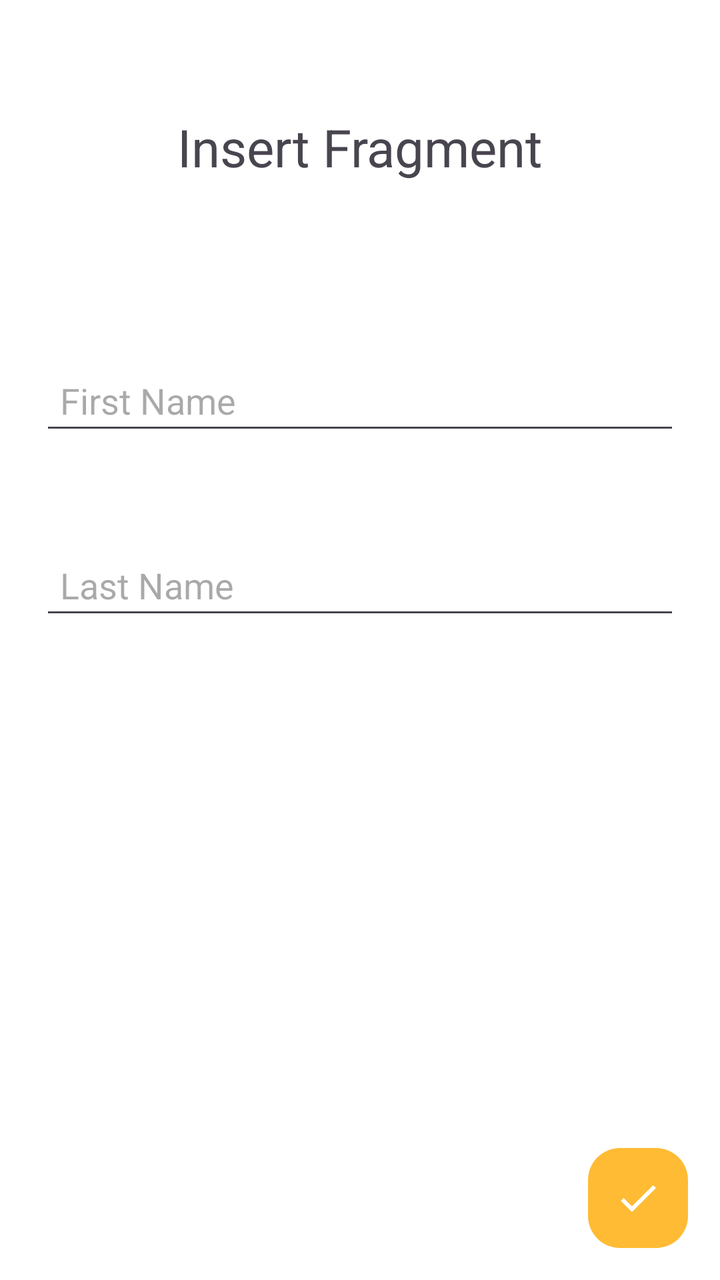
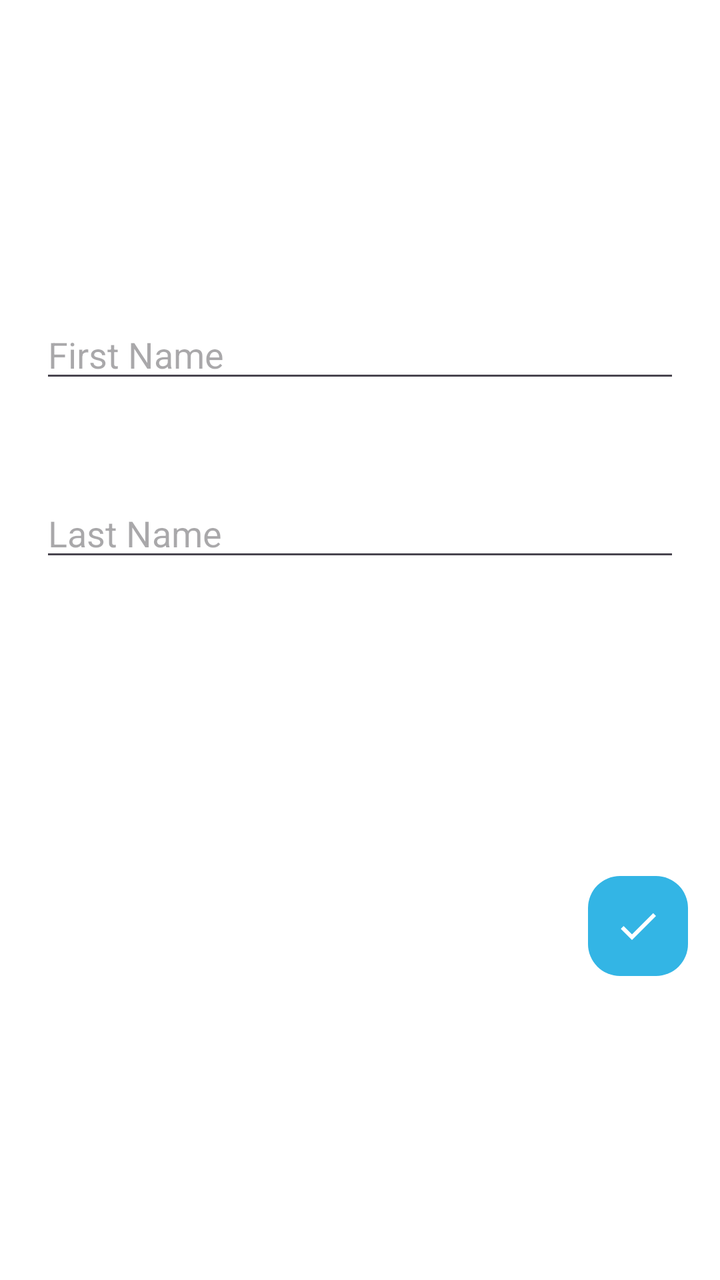

An Android layout rendered at two revisions. The XML below is the earlier revision; the diff shows what the commit changed to produce the second picture.
<!-- AndroidManifest.xml: application theme Theme.TestApp -->
<!-- res/layout/fragment_insert.xml -->
<?xml version="1.0" encoding="utf-8"?>
<LinearLayout xmlns:android="http://schemas.android.com/apk/res/android"
    xmlns:app="http://schemas.android.com/apk/res-auto"
    xmlns:tools="http://schemas.android.com/tools"
    android:layout_width="match_parent"
    android:layout_height="match_parent"
    android:background="@color/cardview_light_background"
    tools:context=".fragments.InsertFragment">

    <ScrollView
        android:layout_width="match_parent"
        android:layout_height="match_parent"
        android:fillViewport="true">

        <androidx.constraintlayout.widget.ConstraintLayout
            android:layout_width="match_parent"
            android:layout_height="wrap_content"
            android:orientation="vertical" >

            

            <TextView
                android:id="@+id/fragment_settings_textview_error"
                android:layout_width="wrap_content"
                android:layout_height="wrap_content"
                android:layout_gravity="center_horizontal"
                android:layout_marginTop="16dp"
                android:padding="0dp"
                android:text="Sample Text"
                android:textColor="@color/design_default_color_error"
                android:textSize="20sp"
                android:visibility="invisible"
                app:layout_constraintEnd_toEndOf="parent"
                app:layout_constraintStart_toStartOf="parent"
                app:layout_constraintTop_toBottomOf="@+id/fragment_settings_textview_title" />

            <TextView
                android:id="@+id/fragment_settings_textview_title"
                android:layout_width="wrap_content"
                android:layout_height="wrap_content"
                android:layout_gravity="center_horizontal"
                android:layout_marginTop="40dp"
                android:padding="16dp"
                android:text="Insert Fragment"
                android:textSize="26sp"
                app:layout_constraintEnd_toEndOf="parent"
                app:layout_constraintStart_toStartOf="parent"
                app:layout_constraintTop_toTopOf="parent" />

            <EditText
                android:id="@+id/fragment_settings_firstname"
                android:layout_width="match_parent"
                android:layout_height="wrap_content"
                android:layout_gravity="center_horizontal"
                android:layout_marginTop="28dp"
                android:hint="@string/hint_first_name"
                android:padding="10dp"
                android:layout_marginLeft="20dp"
                android:layout_marginRight="20dp"
                app:layout_constraintEnd_toEndOf="parent"
                app:layout_constraintHorizontal_bias="0.0"
                app:layout_constraintStart_toStartOf="parent"
                app:layout_constraintTop_toBottomOf="@+id/fragment_settings_textview_error" />

            <EditText
                android:id="@+id/fragment_settings_lastname"
                android:layout_width="match_parent"
                android:layout_height="wrap_content"
                android:layout_gravity="center_horizontal"
                android:layout_marginTop="48dp"
                android:ems="10"
                android:hint="@string/hint_last_name"
                android:inputType="textMultiLine"
                android:padding="10dp"
                android:layout_marginLeft="20dp"
                android:layout_marginRight="20dp"
                app:layout_constraintEnd_toEndOf="parent"
                app:layout_constraintHorizontal_bias="0.0"
                app:layout_constraintStart_toStartOf="parent"
                app:layout_constraintTop_toBottomOf="@+id/fragment_settings_firstname" />

            <ImageButton
                android:id="@+id/fragment_settings_submitbutton"
                android:layout_width="50dp"
                android:layout_height="50dp"
                android:layout_gravity="end|bottom"
                android:layout_margin="16dp"
                android:layout_marginEnd="4dp"
                android:background="@drawable/rounded_background"
                android:backgroundTint="@color/holo_orange_light"
                android:contentDescription="@string/submit_button"
                android:scaleType="center"
                android:src="@drawable/baseline_done_24"
                app:layout_constraintBottom_toBottomOf="parent"
                app:layout_constraintEnd_toEndOf="parent"
                app:layout_constraintVertical_bias="1.0" />

        </androidx.constraintlayout.widget.ConstraintLayout>
    </ScrollView>


</LinearLayout>
<!-- resources referenced by this layout -->
<resources>
  <color name="holo_orange_light">#ffffbb33</color>
  <!-- drawable baseline_done_24 (drawable) -->
  <vector xmlns:android="http://schemas.android.com/apk/res/android"
      android:height="24dp"
      android:viewportHeight="24"
      android:viewportWidth="24"
      android:width="24dp"
      android:tint="@color/white">
  
        
      <path
          android:fillColor="#FFFFFF"
  
          android:pathData="M9,16.2L4.8,12l-1.4,1.4L9,19 21,7l-1.4,-1.4L9,16.2z"/>
  </vector>
      
  <!-- drawable rounded_background (drawable) -->
  <?xml version="1.0" encoding="utf-8"?>
  
  <shape
      xmlns:android="http://schemas.android.com/apk/res/android"
      android:shape="rectangle">
  
      <solid
          android:color=
              "@android:color/holo_orange_light" />
  
      <corners android:radius="16dp" />
  
  </shape>
  <string name="hint_first_name">First Name</string>
  <string name="hint_last_name">Last Name</string>
  <string name="submit_button">Submit</string>
  <style name="Theme.TestApp" parent="Base.Theme.TestApp" />
  <color name="white">#FFFFFFFF</color>
  <style name="Base.Theme.TestApp" parent="Theme.Material3.DayNight.NoActionBar">
          <item name="colorPrimary">@color/white</item>
          <item name="colorSecondary">@color/black</item>
          <item name="colorError">@color/red</item>
      </style>
  <color name="black">#FF000000</color>
  <color name="red">#FFFF0000</color>
</resources>

<!-- the commit's change to res/layout/fragment_insert.xml (unified diff, before → after) -->
@@ -1,102 +1,77 @@
 <?xml version="1.0" encoding="utf-8"?>
-<LinearLayout xmlns:android="http://schemas.android.com/apk/res/android"
+<ScrollView xmlns:android="http://schemas.android.com/apk/res/android"
     xmlns:app="http://schemas.android.com/apk/res-auto"
     xmlns:tools="http://schemas.android.com/tools"
     android:layout_width="match_parent"
     android:layout_height="match_parent"
+    android:fillViewport="true"
     android:background="@color/cardview_light_background"
     tools:context=".fragments.InsertFragment">
 
-    <ScrollView
+    <androidx.constraintlayout.widget.ConstraintLayout
         android:layout_width="match_parent"
-        android:layout_height="match_parent"
-        android:fillViewport="true">
+        android:layout_height="wrap_content"
+        android:orientation="vertical" >
 
-        <androidx.constraintlayout.widget.ConstraintLayout
-            android:layout_width="match_parent"
+        <TextView
+            android:id="@+id/fragment_settings_textview_error"
+            android:layout_width="wrap_content"
             android:layout_height="wrap_content"
-            android:orientation="vertical" >
+            android:layout_gravity="center_horizontal"
+            android:layout_marginTop="32dp"
+            android:padding="0dp"
+            android:text="Sample Text"
+            android:textColor="@color/design_default_color_error"
+            android:textSize="20sp"
+            android:visibility="invisible"
+            app:layout_constraintEnd_toEndOf="parent"
+            app:layout_constraintStart_toStartOf="parent"
+            app:layout_constraintTop_toTopOf="parent" />
 
-            
+        <EditText
+            android:id="@+id/fragment_settings_firstname"
+            android:autofillHints="name"
+            android:inputType="textMultiLine"
+            android:layout_width="0dp"
+            android:layout_height="wrap_content"
+            android:layout_marginLeft="20dp"
+            android:layout_marginRight="20dp"
+            android:layout_marginTop="96dp"
+            android:hint="@string/hint_first_name"
+            app:layout_constraintEnd_toEndOf="parent"
+            app:layout_constraintStart_toStartOf="parent"
+            app:layout_constraintTop_toBottomOf="@+id/fragment_settings_textview_error" />
 
-            <TextView
-                android:id="@+id/fragment_settings_textview_error"
-                android:layout_width="wrap_content"
-                android:layout_height="wrap_content"
-                android:layout_gravity="center_horizontal"
-                android:layout_marginTop="16dp"
-                android:padding="0dp"
-                android:text="Sample Text"
-                android:textColor="@color/design_default_color_error"
-                android:textSize="20sp"
-                android:visibility="invisible"
-                app:layout_constraintEnd_toEndOf="parent"
-                app:layout_constraintStart_toStartOf="parent"
-                app:layout_constraintTop_toBottomOf="@+id/fragment_settings_textview_title" />
+        <EditText
+            android:id="@+id/fragment_settings_lastname"
+            android:autofillHints="name"
+            android:inputType="textMultiLine"
+            android:layout_width="0dp"
+            android:layout_height="wrap_content"
+            android:ems="10"
+            android:hint="@string/hint_last_name"
+            android:layout_marginTop="48dp"
+            android:layout_marginLeft="20dp"
+            android:layout_marginRight="20dp"
+            app:layout_constraintEnd_toEndOf="parent"
+            app:layout_constraintStart_toStartOf="parent"
+            app:layout_constraintTop_toBottomOf="@+id/fragment_settings_firstname" />
 
-            <TextView
-                android:id="@+id/fragment_settings_textview_title"
-                android:layout_width="wrap_content"
-                android:layout_height="wrap_content"
-                android:layout_gravity="center_horizontal"
-                android:layout_marginTop="40dp"
-                android:padding="16dp"
-                android:text="Insert Fragment"
-                android:textSize="26sp"
-                app:layout_constraintEnd_toEndOf="parent"
-                app:layout_constraintStart_toStartOf="parent"
-                app:layout_constraintTop_toTopOf="parent" />
+        <ImageButton
+            android:id="@+id/fragment_settings_submitbutton"
+            android:layout_width="50dp"
+            android:layout_height="50dp"
+            android:layout_gravity="end|bottom"
+            android:layout_margin="16dp"
+            android:layout_marginTop="373dp"
+            android:background="@drawable/rounded_background"
+            android:backgroundTint="@color/holo_blue_light"
+            android:contentDescription="@string/submit_button"
+            android:scaleType="center"
+            android:src="@drawable/baseline_done_24"
+            app:layout_constraintBottom_toBottomOf="parent"
+            app:layout_constraintEnd_toEndOf="parent"
+            app:layout_constraintTop_toBottomOf="@+id/fragment_settings_lastname" />
 
-            <EditText
-                android:id="@+id/fragment_settings_firstname"
-                android:layout_width="match_parent"
-                android:layout_height="wrap_content"
-                android:layout_gravity="center_horizontal"
-                android:layout_marginTop="28dp"
-                android:hint="@string/hint_first_name"
-                android:padding="10dp"
-                android:layout_marginLeft="20dp"
-                android:layout_marginRight="20dp"
-                app:layout_constraintEnd_toEndOf="parent"
-                app:layout_constraintHorizontal_bias="0.0"
-                app:layout_constraintStart_toStartOf="parent"
-                app:layout_constraintTop_toBottomOf="@+id/fragment_settings_textview_error" />
-
-            <EditText
-                android:id="@+id/fragment_settings_lastname"
-                android:layout_width="match_parent"
-                android:layout_height="wrap_content"
-                android:layout_gravity="center_horizontal"
-                android:layout_marginTop="48dp"
-                android:ems="10"
-                android:hint="@string/hint_last_name"
-                android:inputType="textMultiLine"
-                android:padding="10dp"
-                android:layout_marginLeft="20dp"
-                android:layout_marginRight="20dp"
-                app:layout_constraintEnd_toEndOf="parent"
-                app:layout_constraintHorizontal_bias="0.0"
-                app:layout_constraintStart_toStartOf="parent"
-                app:layout_constraintTop_toBottomOf="@+id/fragment_settings_firstname" />
-
-            <ImageButton
-                android:id="@+id/fragment_settings_submitbutton"
-                android:layout_width="50dp"
-                android:layout_height="50dp"
-                android:layout_gravity="end|bottom"
-                android:layout_margin="16dp"
-                android:layout_marginEnd="4dp"
-                android:background="@drawable/rounded_background"
-                android:backgroundTint="@color/holo_orange_light"
-                android:contentDescription="@string/submit_button"
-                android:scaleType="center"
-                android:src="@drawable/baseline_done_24"
-                app:layout_constraintBottom_toBottomOf="parent"
-                app:layout_constraintEnd_toEndOf="parent"
-                app:layout_constraintVertical_bias="1.0" />
-
-        </androidx.constraintlayout.widget.ConstraintLayout>
-    </ScrollView>
-
-
-</LinearLayout>
+    </androidx.constraintlayout.widget.ConstraintLayout>
+</ScrollView>
<!-- resource entries referenced after the edit -->
@@ -1,6 +1,6 @@
 <!-- resources referenced by this layout -->
 <resources>
-  <color name="holo_orange_light">#ffffbb33</color>
+  <color name="holo_blue_light">#ff33b5e5</color>
   <!-- drawable baseline_done_24 (drawable) -->
   <vector xmlns:android="http://schemas.android.com/apk/res/android"
       android:height="24dp"
@@ -25,7 +25,7 @@
   
       <solid
           android:color=
-              "@android:color/holo_orange_light" />
+              "@color/holo_blue_light" />
   
       <corners android:radius="16dp" />
   
@@ -38,9 +38,7 @@
   <style name="Base.Theme.TestApp" parent="Theme.Material3.DayNight.NoActionBar">
           <item name="colorPrimary">@color/white</item>
           <item name="colorSecondary">@color/black</item>
-          <item name="colorError">@color/red</item>
       </style>
   <color name="black">#FF000000</color>
-  <color name="red">#FFFF0000</color>
 </resources>
 
